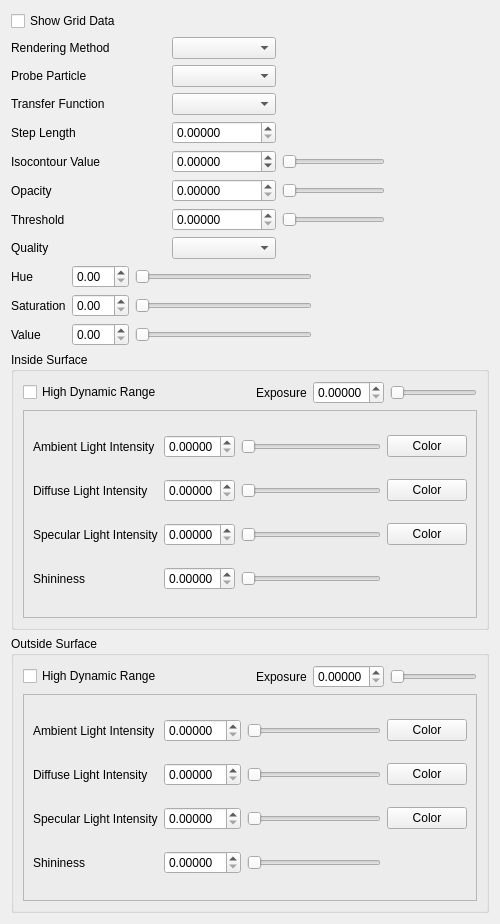
This is iraspa/iraspagui/appearanceadsorptionsurfaceform.ui in iRASPA/iRASPA-QT as Qt 5 draws it before an edit. The edited form follows.
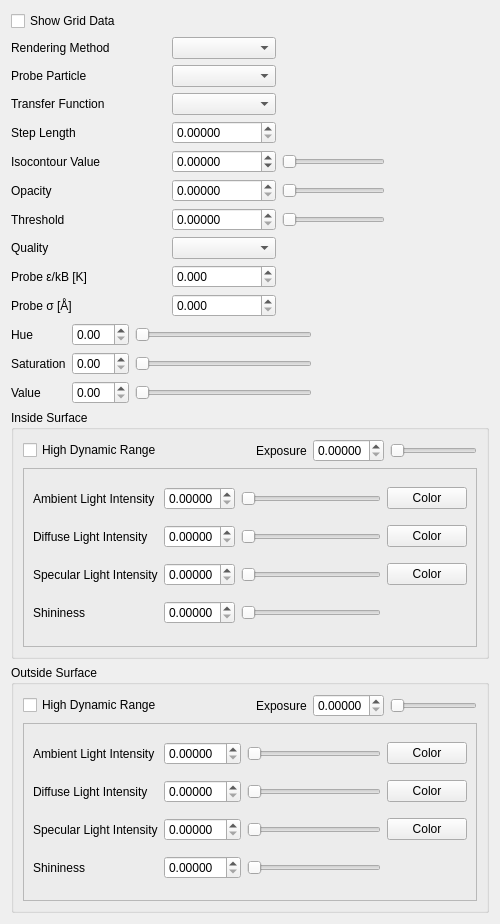
This is the edited form. Custom widgets are drawn as their Qt base class.

```diff
--- a/iraspa/iraspagui/appearanceadsorptionsurfaceform.ui
+++ b/iraspa/iraspagui/appearanceadsorptionsurfaceform.ui
@@ -365,6 +365,58 @@
          </property>
         </widget>
        </item>
+       <item row="9" column="0">
+        <widget class="QLabel" name="labelProbeEpsilon">
+         <property name="text">
+          <string>Probe ε/kB [K]</string>
+         </property>
+        </widget>
+       </item>
+       <item row="9" column="1">
+        <widget class="CustomDoubleSpinBox" name="probeEpsilonDoubleSpinBox">
+         <property name="keyboardTracking">
+          <bool>false</bool>
+         </property>
+         <property name="decimals">
+          <number>3</number>
+         </property>
+         <property name="minimum">
+          <double>0.000000000000000</double>
+         </property>
+         <property name="maximum">
+          <double>10000.000000000000000</double>
+         </property>
+         <property name="singleStep">
+          <double>1.000000000000000</double>
+         </property>
+        </widget>
+       </item>
+       <item row="10" column="0">
+        <widget class="QLabel" name="labelProbeSigma">
+         <property name="text">
+          <string>Probe σ [Å]</string>
+         </property>
+        </widget>
+       </item>
+       <item row="10" column="1">
+        <widget class="CustomDoubleSpinBox" name="probeSigmaDoubleSpinBox">
+         <property name="keyboardTracking">
+          <bool>false</bool>
+         </property>
+         <property name="decimals">
+          <number>3</number>
+         </property>
+         <property name="minimum">
+          <double>0.000000000000000</double>
+         </property>
+         <property name="maximum">
+          <double>100.000000000000000</double>
+         </property>
+         <property name="singleStep">
+          <double>0.100000000000000</double>
+         </property>
+        </widget>
+       </item>
       </layout>
      </item>
     </layout>
```
